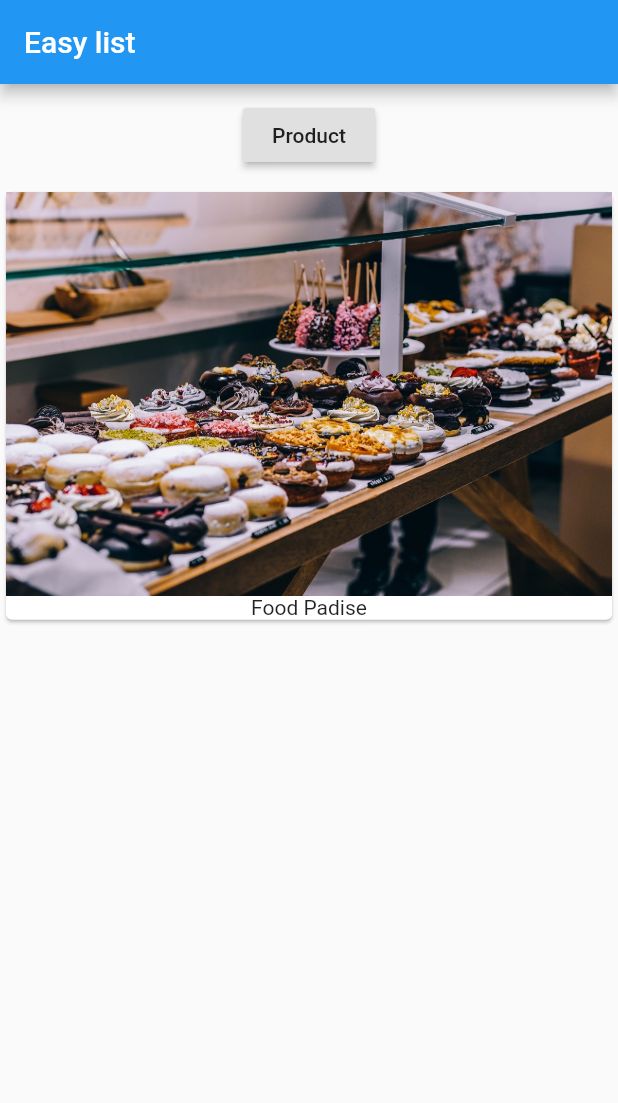
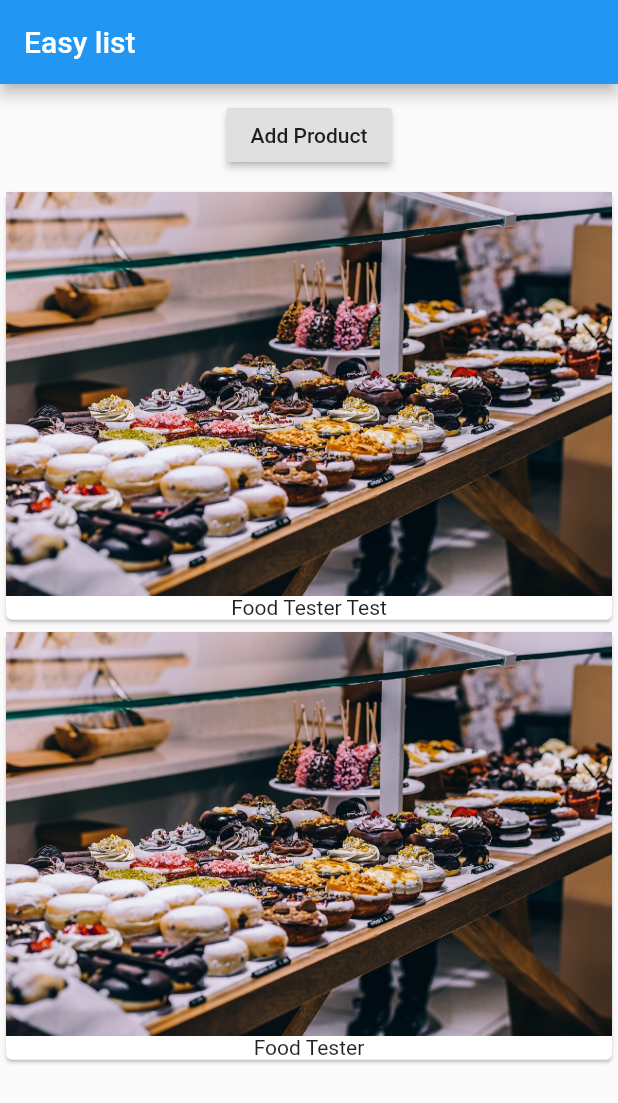
Before and after one commit to kaflan/flutter_lerning_app, a Flutter app: the screen it shows after launch, on a phone screen of 412 x 824 dp. Shown: the top 1103 px of the screen. Run offline on Flutter 3.47's test engine with Material 2 defaults, Android fonts, the phone set to English and light mode, and no system bars.

Commit message:
Fix: add widgets

```diff
--- a/lib/main.dart
+++ b/lib/main.dart
@@ -1,43 +1,19 @@
 import 'package:flutter/material.dart';
+
+import './product_manager.dart';
 
 void main() => runApp(App());
 
-class App extends StatefulWidget {
-   @override
-   State<StatefulWidget> createState() {
-    // TODO: implement createState
-    return _MyApp();
-  }
-}
-
-class _MyApp extends State<App> {
-  List<String> products = ['FoodTester'];
+class App extends StatelessWidget {
   @override
   Widget build(BuildContext context) {
     return MaterialApp(
       home: Scaffold(
-          appBar: AppBar(
-            title: Text('Easy list'),
-          ),
-          body: Column(
-            children: [
-              Container(
-                margin: EdgeInsets.all(10.0),
-                child: RaisedButton(
-                  onPressed: () {},
-                  child: Text('Product'),
-                ),
-              ),
-              Card(
-                child: Column(
-                  children: <Widget>[
-                    Image.asset('assets/food.jpg'),
-                    Text('Food Padise')
-                  ],
-                ),
-              ),
-            ],
-          )),
+        appBar: AppBar(
+          title: Text('Easy list'),
+        ),
+        body: ProductManager('Food Tester'),
+      ),
     );
   }
 }
--- /dev/null
+++ b/lib/product.dart
@@ -0,0 +1,28 @@
+import 'package:flutter/material.dart';
+
+class Products extends StatelessWidget {
+  final List<String> products;
+
+  Products(this.products) {
+    print('constructor method');
+  }
+
+  @override
+  Widget build(BuildContext context) {
+     print('build method');
+    return Column(
+                children: products
+                    .map(
+                      (element) => Card(
+                            child: Column(
+                              children: <Widget>[
+                                Image.asset('assets/food.jpg'),
+                                Text(element)
+                              ],
+                            ),
+                          ),
+                    )
+                    .toList(),
+              );
+  }
+}
--- /dev/null
+++ b/lib/product_manager.dart
@@ -0,0 +1,44 @@
+import 'package:flutter/material.dart';
+
+import './product.dart';
+
+class ProductManager extends StatefulWidget {
+  final String startingProduct;
+
+  ProductManager(this.startingProduct);
+  @override
+  State<StatefulWidget> createState() {
+    return _ProductManagerState();
+  }
+}
+
+class _ProductManagerState extends State<ProductManager> {
+  List<String> _products = ['Food Tester Test'];
+  @override
+  void initState() {
+    _products.add(widget.startingProduct);
+    super.initState();
+  }
+
+  @override
+  Widget build(BuildContext context) {
+    return Column(
+      children: <Widget>[
+        Container(
+          margin: EdgeInsets.all(10.0),
+          child: RaisedButton(
+            onPressed: () {
+              setState(() {
+                _products.add('New Product');
+              });
+
+              print(_products);
+            },
+            child: Text('Add Product'),
+          ),
+        ),
+        Products(_products)
+      ],
+    );
+  }
+}
```
